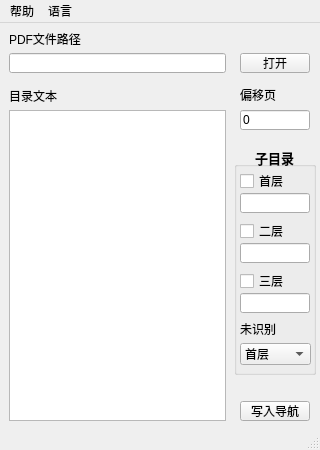
First picture: the form in gui/main.ui, repository chroming/pdfdir, before the edit.
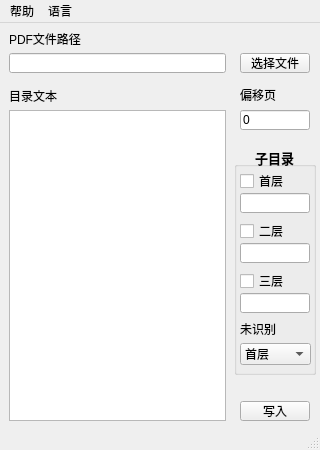
Second picture: the form after the edit.

What changed in the file:
```diff
--- a/gui/main.ui
+++ b/gui/main.ui
@@ -52,7 +52,7 @@
      </rect>
     </property>
     <property name="text">
-     <string>打开</string>
+     <string>选择文件</string>
     </property>
    </widget>
    <widget class="QTextEdit" name="dir_text_edit">
@@ -90,7 +90,7 @@
      </rect>
     </property>
     <property name="text">
-     <string>写入导航</string>
+     <string>写入</string>
     </property>
    </widget>
    <widget class="QLabel" name="label">
```
Left out of the diff: 6 changed lines with no effect on the pictures.
